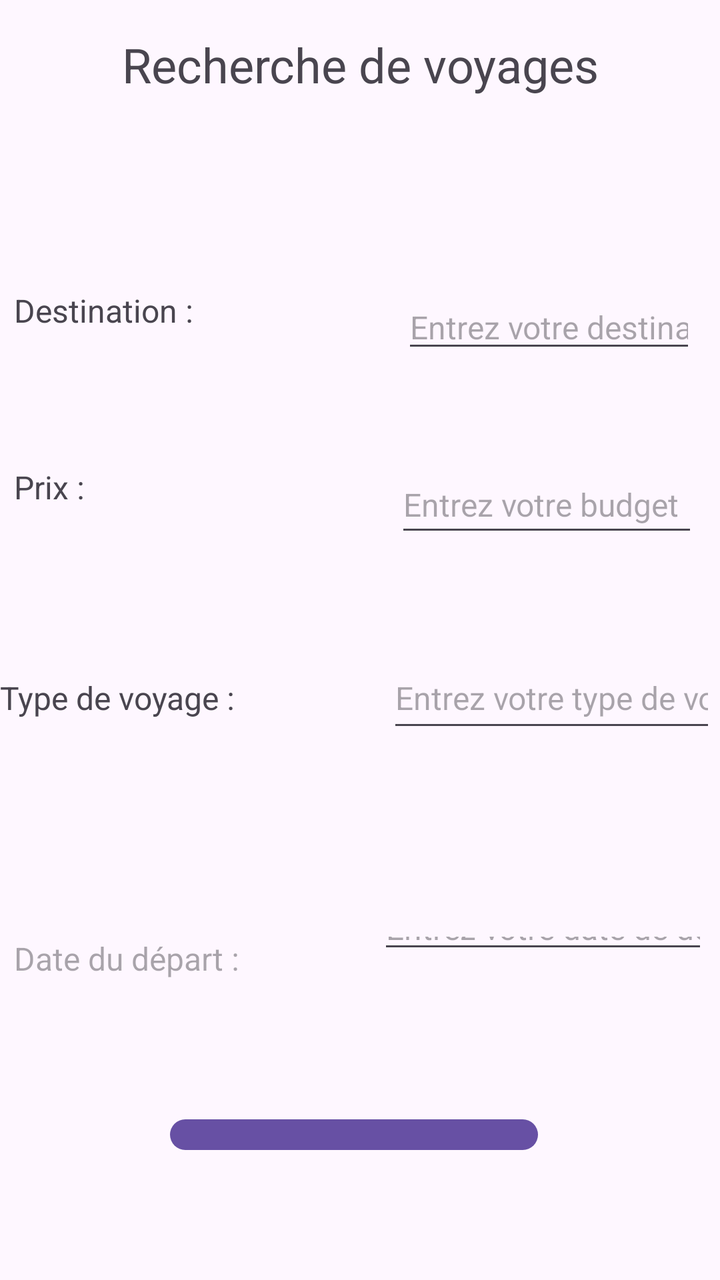
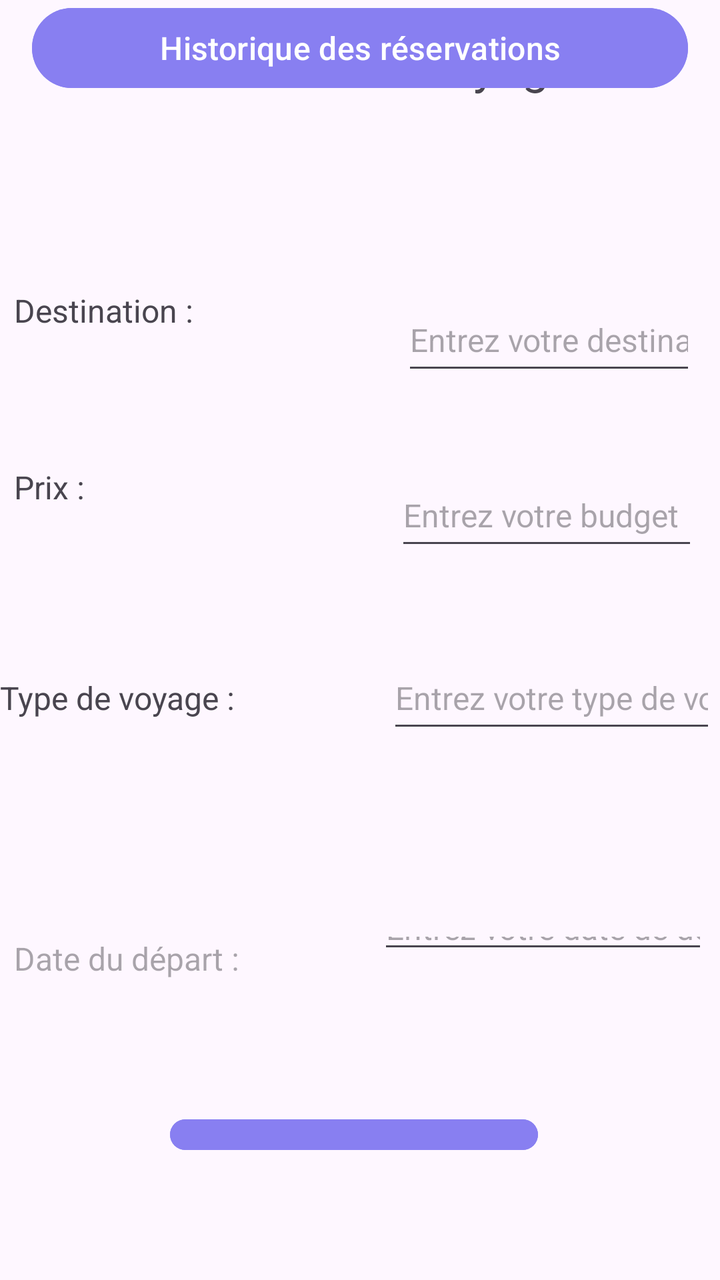

Before-and-after screenshots of an Android layout around one commit, followed by the original layout XML and the change that was made.
<!-- AndroidManifest.xml: application theme Theme.ProjetSession -->
<!-- res/layout/activity_accueil.xml -->
<?xml version="1.0" encoding="utf-8"?>
<androidx.constraintlayout.widget.ConstraintLayout xmlns:android="http://schemas.android.com/apk/res/android"
    xmlns:app="http://schemas.android.com/apk/res-auto"
    xmlns:tools="http://schemas.android.com/tools"
    android:id="@+id/main"
    android:layout_width="match_parent"
    android:layout_height="match_parent"
    android:orientation="vertical"
    tools:context="com.caurele.projetsession.vue.AccueilActivity">

    <TextView
        android:id="@+id/id_titreAccueil"
        android:layout_width="0dp"
        android:layout_height="wrap_content"

        android:layout_marginTop="16dp"
        android:layout_marginBottom="96dp"
        android:text="@string/rechercheVoy"
        android:textAlignment="center"
        android:textSize="24sp"
        app:layout_constraintBottom_toTopOf="@+id/id_destText"
        app:layout_constraintEnd_toEndOf="parent"
        app:layout_constraintStart_toStartOf="parent"
        app:layout_constraintTop_toTopOf="parent" />

    <TextView
        android:id="@+id/id_destText"
        android:layout_width="0dp"
        android:layout_height="0dp"
        android:layout_marginStart="7dp"
        android:layout_marginEnd="47dp"
        android:layout_marginBottom="65dp"
        android:text="@string/destination"
        android:textSize="16sp"
        app:layout_constraintBottom_toTopOf="@+id/id_prixText"
        app:layout_constraintEnd_toStartOf="@+id/id_entreDest"
        app:layout_constraintStart_toStartOf="parent"
        app:layout_constraintTop_toBottomOf="@+id/id_titreAccueil" />

    <TextView
        android:id="@+id/id_prixText"
        android:layout_width="0dp"
        android:layout_height="0dp"
        android:layout_marginStart="7dp"
        android:layout_marginEnd="39dp"
        android:layout_marginBottom="82dp"
        android:text="@string/prix"
        android:textSize="16sp"
        app:layout_constraintBottom_toTopOf="@+id/id_typeText"
        app:layout_constraintEnd_toStartOf="@+id/id_entrePrix"
        app:layout_constraintStart_toStartOf="parent"
        app:layout_constraintTop_toBottomOf="@+id/id_destText" />

    <TextView
        android:id="@+id/id_typeText"
        android:layout_width="0dp"
        android:layout_height="0dp"
        android:layout_marginEnd="29dp"
        android:layout_marginBottom="97dp"
        android:text="@string/typeVoy"
        android:textSize="16sp"
        app:layout_constraintBottom_toTopOf="@+id/id_entreDate"
        app:layout_constraintEnd_toStartOf="@+id/id_entreType"
        app:layout_constraintStart_toStartOf="parent"
        app:layout_constraintTop_toBottomOf="@+id/id_prixText" />

    <TextView
        android:id="@+id/id_dateText"
        android:layout_width="0dp"
        android:layout_height="39dp"
        android:layout_marginStart="7dp"
        android:layout_marginEnd="17dp"
        android:hint="@string/dateDep"
        android:textSize="16sp"
        app:layout_constraintBaseline_toBaselineOf="@+id/id_entreDate"
        app:layout_constraintEnd_toStartOf="@+id/id_entreDate"
        app:layout_constraintStart_toStartOf="parent" />

    <EditText
        android:id="@+id/id_entreDest"
        android:layout_width="0dp"
        android:layout_height="37dp"
        android:layout_marginEnd="12dp"
        android:ems="10"
        android:hint="@string/entreDest"
        android:inputType="text"
        android:textSize="16sp"
        app:layout_constraintEnd_toEndOf="parent"
        app:layout_constraintStart_toEndOf="@+id/id_destText"
        app:layout_constraintTop_toTopOf="@+id/id_destText" />

    <EditText
        android:id="@+id/id_entrePrix"
        android:layout_width="0dp"
        android:layout_height="45dp"
        android:layout_marginTop="67dp"
        android:layout_marginEnd="11dp"
        android:layout_marginBottom="71dp"
        android:ems="10"
        android:hint="@string/entrePrix"
        android:inputType="text"
        android:textSize="16sp"
        app:layout_constraintBottom_toTopOf="@+id/id_entreType"
        app:layout_constraintEnd_toEndOf="parent"
        app:layout_constraintStart_toEndOf="@+id/id_prixText"
        app:layout_constraintTop_toBottomOf="@+id/id_entreDest" />

    <EditText
        android:id="@+id/id_entreType"
        android:layout_width="0dp"
        android:layout_height="47dp"
        android:layout_marginEnd="2dp"
        android:ems="10"
        android:hint="@string/entreType"
        android:inputType="text"
        android:textSize="16sp"
        app:layout_constraintBaseline_toBaselineOf="@+id/id_typeText"
        app:layout_constraintEnd_toEndOf="parent"
        app:layout_constraintStart_toEndOf="@+id/id_typeText" />

    <EditText
        android:id="@+id/id_entreDate"
        android:layout_width="0dp"
        android:layout_height="0dp"
        android:layout_marginEnd="6dp"
        android:layout_marginBottom="74dp"
        android:ems="10"
        android:hint="@string/entreDate"
        android:inputType="text"
        android:textSize="16sp"
        app:layout_constraintBottom_toTopOf="@+id/id_rechercher"
        app:layout_constraintEnd_toEndOf="parent"
        app:layout_constraintStart_toEndOf="@+id/id_dateText"
        app:layout_constraintTop_toBottomOf="@+id/id_typeText" />

    <Button
        android:id="@+id/id_rechercher"
        android:layout_width="184dp"
        android:layout_height="0dp"
        android:layout_marginEnd="91dp"
        android:layout_marginBottom="61dp"
        android:text="@string/rechercher"
        app:layout_constraintBottom_toBottomOf="parent"
        app:layout_constraintEnd_toEndOf="parent"
        app:layout_constraintTop_toBottomOf="@+id/id_entreDate" />

</androidx.constraintlayout.widget.ConstraintLayout>
<!-- resources referenced by this layout -->
<resources>
  <string name="dateDep">Date du départ : </string>
  <string name="destination">Destination : </string>
  <string name="entreDate">Entrez votre date de départ</string>
  <string name="entreDest">Entrez votre destination</string>
  <string name="entrePrix">Entrez votre budget</string>
  <string name="entreType">Entrez votre type de voyage</string>
  <string name="prix">Prix : </string>
  <string name="rechercheVoy">Recherche de voyages</string>
  <string name="rechercher">Rechercher</string>
  <string name="typeVoy">Type de voyage : </string>
  <style name="Theme.ProjetSession" parent="Base.Theme.ProjetSession" />
  <style name="Base.Theme.ProjetSession" parent="Theme.Material3.DayNight.NoActionBar">
          
          
      </style>
</resources>

<!-- the commit's change to res/layout/activity_accueil.xml (unified diff, before → after) -->
@@ -79,7 +79,7 @@
     <EditText
         android:id="@+id/id_entreDest"
         android:layout_width="0dp"
-        android:layout_height="37dp"
+        android:layout_height="48dp"
         android:layout_marginEnd="12dp"
         android:ems="10"
         android:hint="@string/entreDest"
@@ -92,7 +92,7 @@
     <EditText
         android:id="@+id/id_entrePrix"
         android:layout_width="0dp"
-        android:layout_height="45dp"
+        android:layout_height="48dp"
         android:layout_marginTop="67dp"
         android:layout_marginEnd="11dp"
         android:layout_marginBottom="71dp"
@@ -108,7 +108,7 @@
     <EditText
         android:id="@+id/id_entreType"
         android:layout_width="0dp"
-        android:layout_height="47dp"
+        android:layout_height="48dp"
         android:layout_marginEnd="2dp"
         android:ems="10"
         android:hint="@string/entreType"
@@ -139,9 +139,23 @@
         android:layout_height="0dp"
         android:layout_marginEnd="91dp"
         android:layout_marginBottom="61dp"
+        android:backgroundTint="#887FF1"
+        android:textColor="#000000"
         android:text="@string/rechercher"
         app:layout_constraintBottom_toBottomOf="parent"
         app:layout_constraintEnd_toEndOf="parent"
-        app:layout_constraintTop_toBottomOf="@+id/id_entreDate" />
+        app:layout_constraintTop_toBottomOf="@+id/id_entreDate"
+        tools:ignore="TouchTargetSizeCheck" />
+
+
+
+    <Button
+        android:id="@+id/btnHistorique"
+        android:layout_width="match_parent"
+        android:layout_height="wrap_content"
+        android:backgroundTint="#887FF1"
+        android:text="Historique des réservations"
+        android:layout_margin="16dp"
+        android:textSize="16sp"/>
 
 </androidx.constraintlayout.widget.ConstraintLayout>
